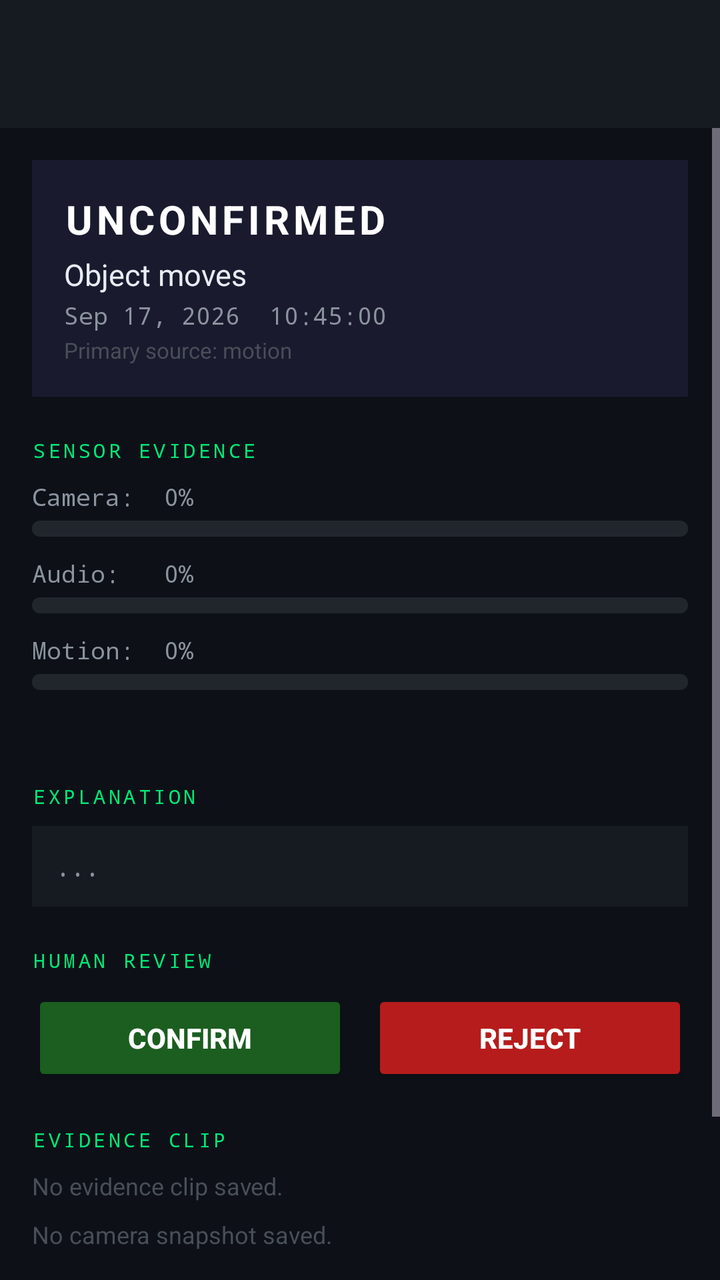
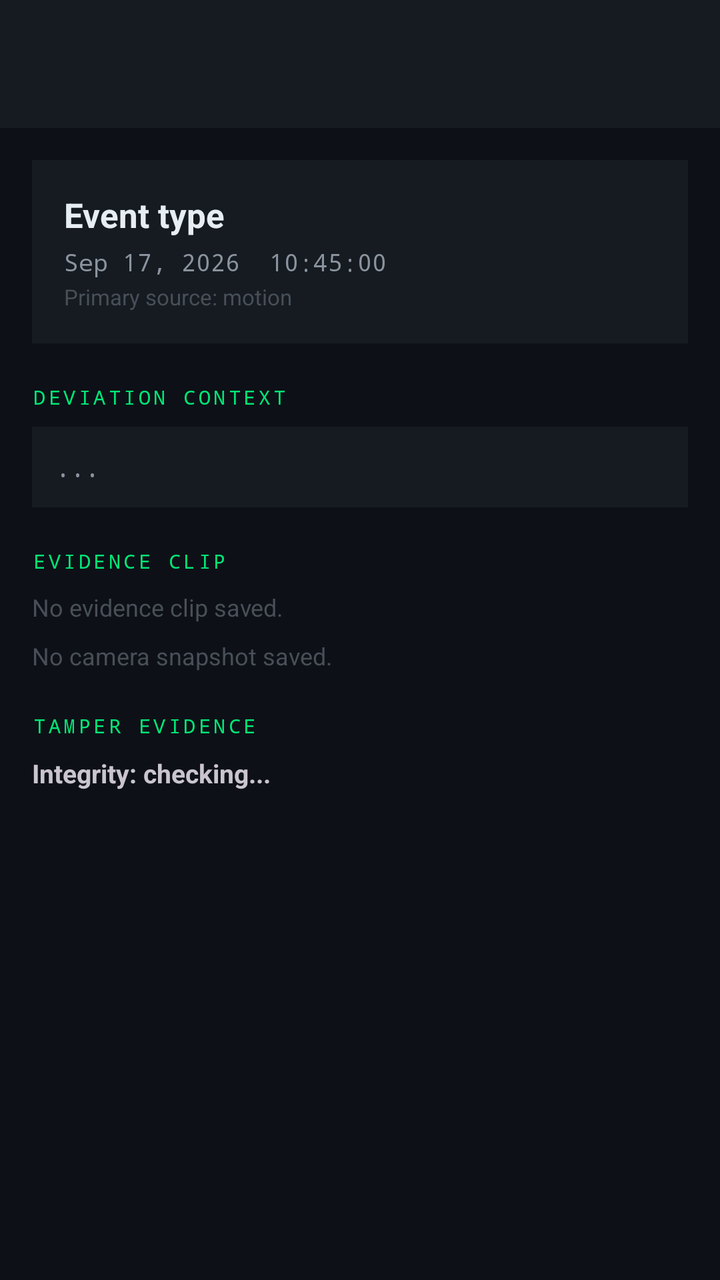

Two renders of the same Android screen: before a commit and after it. Below are the layout's source before the change and the commit's diff.
<!-- AndroidManifest.xml: application theme Theme.TRACE -->
<!-- res/layout/activity_event_detail.xml -->
<?xml version="1.0" encoding="utf-8"?>
<LinearLayout xmlns:android="http://schemas.android.com/apk/res/android"
    xmlns:app="http://schemas.android.com/apk/res-auto"
    android:layout_width="match_parent"
    android:layout_height="match_parent"
    android:orientation="vertical"
    android:background="?attr/colorSurface">

    
    <com.google.android.material.appbar.MaterialToolbar
        android:id="@+id/toolbar"
        android:layout_width="match_parent"
        android:layout_height="?attr/actionBarSize"
        android:background="?attr/colorSurfaceVariant"
        app:titleTextColor="?attr/colorPrimary"
        app:navigationIconTint="?attr/colorPrimary" />

    <ScrollView
        android:layout_width="match_parent"
        android:layout_height="0dp"
        android:layout_weight="1">

    <LinearLayout
        android:layout_width="match_parent"
        android:layout_height="wrap_content"
        android:orientation="vertical"
        android:padding="16dp">

        
        <LinearLayout
            android:id="@+id/statusCard"
            android:layout_width="match_parent"
            android:layout_height="wrap_content"
            android:orientation="vertical"
            android:padding="16dp"
            android:background="@color/trace_surface_elevated">

            <TextView
                android:id="@+id/tvStatus"
                android:layout_width="wrap_content"
                android:layout_height="wrap_content"
                android:textColor="#FFFFFF"
                android:textSize="20sp"
                android:textStyle="bold"
                android:letterSpacing="0.1"
                android:text="UNCONFIRMED" />

            <TextView
                android:id="@+id/tvEventType"
                android:layout_width="wrap_content"
                android:layout_height="wrap_content"
                android:textColor="?attr/colorOnSurface"
                android:textSize="15sp"
                android:layout_marginTop="4dp"
                android:text="Object moves" />

            <TextView
                android:id="@+id/tvTimestamp"
                android:layout_width="wrap_content"
                android:layout_height="wrap_content"
                android:textColor="?attr/colorOnSurfaceVariant"
                android:textSize="12sp"
                android:fontFamily="monospace"
                android:layout_marginTop="2dp"
                android:text="Sep 17, 2026  10:45:00" />

            <TextView
                android:id="@+id/tvSource"
                android:layout_width="wrap_content"
                android:layout_height="wrap_content"
                android:textColor="@color/trace_text_hint"
                android:textSize="11sp"
                android:layout_marginTop="2dp"
                android:text="Primary source: motion" />

        </LinearLayout>

        
        <TextView
            android:layout_width="match_parent"
            android:layout_height="wrap_content"
            android:text="SENSOR EVIDENCE"
            android:textColor="?attr/colorPrimary"
            android:textSize="10sp"
            android:letterSpacing="0.15"
            android:fontFamily="monospace"
            android:layout_marginTop="20dp"
            android:layout_marginBottom="8dp" />

        
        <LinearLayout android:layout_width="match_parent" android:layout_height="wrap_content" android:orientation="vertical" android:layout_marginBottom="10dp">
            <TextView android:id="@+id/tvCameraConf" android:layout_width="match_parent" android:layout_height="wrap_content" android:textColor="?attr/colorOnSurfaceVariant" android:textSize="12sp" android:fontFamily="monospace" android:text="Camera:  0%" />
            <ProgressBar android:id="@+id/progressCamera" style="@android:style/Widget.ProgressBar.Horizontal" android:layout_width="match_parent" android:layout_height="8dp" android:layout_marginTop="4dp" android:progressTint="@color/trace_sensor_camera" android:progressBackgroundTint="?attr/colorOutlineVariant" android:max="100" android:progress="0" />
        </LinearLayout>

        
        <LinearLayout android:layout_width="match_parent" android:layout_height="wrap_content" android:orientation="vertical" android:layout_marginBottom="10dp">
            <TextView android:id="@+id/tvAudioConf" android:layout_width="match_parent" android:layout_height="wrap_content" android:textColor="?attr/colorOnSurfaceVariant" android:textSize="12sp" android:fontFamily="monospace" android:text="Audio:   0%" />
            <ProgressBar android:id="@+id/progressAudio" style="@android:style/Widget.ProgressBar.Horizontal" android:layout_width="match_parent" android:layout_height="8dp" android:layout_marginTop="4dp" android:progressTint="@color/trace_sensor_audio" android:progressBackgroundTint="?attr/colorOutlineVariant" android:max="100" android:progress="0" />
        </LinearLayout>

        
        <LinearLayout android:layout_width="match_parent" android:layout_height="wrap_content" android:orientation="vertical" android:layout_marginBottom="10dp">
            <TextView android:id="@+id/tvMotionConf" android:layout_width="match_parent" android:layout_height="wrap_content" android:textColor="?attr/colorOnSurfaceVariant" android:textSize="12sp" android:fontFamily="monospace" android:text="Motion:  0%" />
            <ProgressBar android:id="@+id/progressMotion" style="@android:style/Widget.ProgressBar.Horizontal" android:layout_width="match_parent" android:layout_height="8dp" android:layout_marginTop="4dp" android:progressTint="@color/trace_sensor_motion" android:progressBackgroundTint="?attr/colorOutlineVariant" android:max="100" android:progress="0" />
        </LinearLayout>

        
        <TextView
            android:id="@+id/tvExtraSensors"
            android:layout_width="match_parent"
            android:layout_height="wrap_content"
            android:textColor="?attr/colorOnSurfaceVariant"
            android:textSize="12sp"
            android:fontFamily="monospace"
            android:layout_marginBottom="10dp"
            android:text="" />

        
        <TextView
            android:layout_width="match_parent"
            android:layout_height="wrap_content"
            android:text="EXPLANATION"
            android:textColor="?attr/colorPrimary"
            android:textSize="10sp"
            android:letterSpacing="0.15"
            android:fontFamily="monospace"
            android:layout_marginTop="10dp"
            android:layout_marginBottom="8dp" />

        <TextView
            android:id="@+id/tvExplanation"
            android:layout_width="match_parent"
            android:layout_height="wrap_content"
            android:padding="12dp"
            android:textColor="?attr/colorOnSurfaceVariant"
            android:textSize="12sp"
            android:lineSpacingExtra="4dp"
            android:fontFamily="monospace"
            android:background="?attr/colorSurfaceVariant"
            android:text="..." />

        
        <TextView
            android:layout_width="match_parent"
            android:layout_height="wrap_content"
            android:text="HUMAN REVIEW"
            android:textColor="?attr/colorPrimary"
            android:textSize="10sp"
            android:letterSpacing="0.15"
            android:fontFamily="monospace"
            android:layout_marginTop="20dp"
            android:layout_marginBottom="8dp" />

        <LinearLayout
            android:layout_width="match_parent"
            android:layout_height="wrap_content"
            android:orientation="horizontal"
            android:weightSum="2">

            <Button
                android:id="@+id/btnConfirm"
                android:layout_width="0dp"
                android:layout_height="wrap_content"
                android:layout_weight="1"
                android:layout_marginEnd="6dp"
                android:text="CONFIRM"
                android:textColor="#FFFFFF"
                android:textStyle="bold"
                android:backgroundTint="@color/trace_status_confirmed_surface" />

            <Button
                android:id="@+id/btnReject"
                android:layout_width="0dp"
                android:layout_height="wrap_content"
                android:layout_weight="1"
                android:layout_marginStart="6dp"
                android:text="REJECT"
                android:textColor="#FFFFFF"
                android:textStyle="bold"
                android:backgroundTint="@color/trace_status_rejected_surface" />

        </LinearLayout>

        
        <TextView
            android:layout_width="match_parent"
            android:layout_height="wrap_content"
            android:text="EVIDENCE CLIP"
            android:textColor="?attr/colorPrimary"
            android:textSize="10sp"
            android:letterSpacing="0.15"
            android:fontFamily="monospace"
            android:layout_marginTop="20dp"
            android:layout_marginBottom="8dp" />

        <TextView
            android:id="@+id/tvEvidenceStatus"
            android:layout_width="match_parent"
            android:layout_height="wrap_content"
            android:textColor="@color/trace_text_hint"
            android:textSize="12sp"
            android:text="No evidence clip saved." />

        <Button
            android:id="@+id/btnPlayEvidence"
            android:layout_width="match_parent"
            android:layout_height="wrap_content"
            android:layout_marginTop="8dp"
            android:text="PLAY EVIDENCE CLIP"
            android:textColor="?attr/colorOnPrimary"
            android:textStyle="bold"
            android:backgroundTint="?attr/colorPrimary"
            android:visibility="gone" />

        
        <TextView
            android:id="@+id/tvPhotoStatus"
            android:layout_width="match_parent"
            android:layout_height="wrap_content"
            android:layout_marginTop="8dp"
            android:textColor="@color/trace_text_hint"
            android:textSize="12sp"
            android:text="No camera snapshot saved." />

        <Button
            android:id="@+id/btnViewPhoto"
            android:layout_width="match_parent"
            android:layout_height="wrap_content"
            android:layout_marginTop="8dp"
            android:text="VIEW SNAPSHOT"
            android:textColor="?attr/colorOnPrimary"
            android:textStyle="bold"
            android:backgroundTint="?attr/colorPrimary"
            android:visibility="gone" />

        <ImageView
            android:id="@+id/ivSnapshot"
            android:layout_width="match_parent"
            android:layout_height="wrap_content"
            android:layout_marginTop="8dp"
            android:adjustViewBounds="true"
            android:contentDescription="Evidence snapshot captured at the moment of the event"
            android:visibility="gone" />

        
        <TextView
            android:layout_width="match_parent"
            android:layout_height="wrap_content"
            android:text="TAMPER EVIDENCE"
            android:textColor="?attr/colorPrimary"
            android:textSize="10sp"
            android:letterSpacing="0.15"
            android:fontFamily="monospace"
            android:layout_marginTop="20dp"
            android:layout_marginBottom="8dp" />

        <TextView
            android:id="@+id/tvHashStatus"
            android:layout_width="match_parent"
            android:layout_height="wrap_content"
            android:textSize="13sp"
            android:textStyle="bold"
            android:text="Integrity: checking..." />

        <TextView
            android:id="@+id/tvHashValue"
            android:layout_width="match_parent"
            android:layout_height="wrap_content"
            android:textColor="@color/trace_text_hint"
            android:textSize="11sp"
            android:fontFamily="monospace"
            android:layout_marginTop="4dp"
            android:layout_marginBottom="16dp"
            android:text="" />

    </LinearLayout>
    </ScrollView>
</LinearLayout>
<!-- resources referenced by this layout -->
<resources>
  <color name="trace_sensor_audio">#F85149</color>
  <color name="trace_sensor_camera">#58A6FF</color>
  <color name="trace_sensor_motion">#00E676</color>
  <color name="trace_status_confirmed_surface">#1B5E20</color>
  <color name="trace_status_rejected_surface">#B71C1C</color>
  <color name="trace_surface_elevated">#1A1A2E</color>
  <color name="trace_text_hint">#484F58</color>
  <color name="trace_primary">#00E676</color>
  <color name="trace_on_primary">#000000</color>
  <color name="trace_primary_container">#00401F</color>
  <color name="trace_on_primary_container">#6CFFA5</color>
  <color name="trace_secondary">#58A6FF</color>
  <color name="trace_on_secondary">#001B33</color>
  <color name="trace_secondary_container">#12314C</color>
  <color name="trace_on_secondary_container">#CFE4FF</color>
  <color name="trace_tertiary">#FFD600</color>
  <color name="trace_on_tertiary">#2A2100</color>
  <color name="trace_tertiary_container">#4A3D00</color>
  <color name="trace_on_tertiary_container">#FFE680</color>
  <color name="trace_error">#F85149</color>
  <color name="trace_on_error">#000000</color>
  <color name="trace_error_container">#7A1D19</color>
  <color name="trace_on_error_container">#FFDAD6</color>
  <color name="trace_surface">#0D1117</color>
  <color name="trace_on_surface">#E6EDF3</color>
  <color name="trace_surface_variant">#161B22</color>
  <color name="trace_on_surface_variant">#8B949E</color>
  <color name="trace_inverse_surface">#E6EDF3</color>
  <color name="trace_inverse_on_surface">#161B22</color>
  <color name="trace_inverse_primary">#00C853</color>
  <color name="trace_outline">#30363D</color>
  <color name="trace_outline_variant">#21262D</color>
  <!-- unchanged entries left out for length: 1 -->
</resources>

<!-- the commit's change to res/layout/activity_event_detail.xml (unified diff, before → after) -->
@@ -28,31 +28,21 @@
 
         
         <LinearLayout
-            android:id="@+id/statusCard"
+            android:id="@+id/eventHeader"
             android:layout_width="match_parent"
             android:layout_height="wrap_content"
             android:orientation="vertical"
             android:padding="16dp"
-            android:background="@color/trace_surface_elevated">
-
-            <TextView
-                android:id="@+id/tvStatus"
-                android:layout_width="wrap_content"
-                android:layout_height="wrap_content"
-                android:textColor="#FFFFFF"
-                android:textSize="20sp"
-                android:textStyle="bold"
-                android:letterSpacing="0.1"
-                android:text="UNCONFIRMED" />
+            android:background="?attr/colorSurfaceVariant">
 
             <TextView
                 android:id="@+id/tvEventType"
                 android:layout_width="wrap_content"
                 android:layout_height="wrap_content"
                 android:textColor="?attr/colorOnSurface"
-                android:textSize="15sp"
-                android:layout_marginTop="4dp"
-                android:text="Object moves" />
+                android:textSize="17sp"
+                android:textStyle="bold"
+                android:text="Event type" />
 
             <TextView
                 android:id="@+id/tvTimestamp"
@@ -61,7 +51,7 @@
                 android:textColor="?attr/colorOnSurfaceVariant"
                 android:textSize="12sp"
                 android:fontFamily="monospace"
-                android:layout_marginTop="2dp"
+                android:layout_marginTop="4dp"
                 android:text="Sep 17, 2026  10:45:00" />
 
             <TextView
@@ -79,53 +69,12 @@
         <TextView
             android:layout_width="match_parent"
             android:layout_height="wrap_content"
-            android:text="SENSOR EVIDENCE"
+            android:text="DEVIATION CONTEXT"
             android:textColor="?attr/colorPrimary"
             android:textSize="10sp"
             android:letterSpacing="0.15"
             android:fontFamily="monospace"
             android:layout_marginTop="20dp"
-            android:layout_marginBottom="8dp" />
-
-        
-        <LinearLayout android:layout_width="match_parent" android:layout_height="wrap_content" android:orientation="vertical" android:layout_marginBottom="10dp">
-            <TextView android:id="@+id/tvCameraConf" android:layout_width="match_parent" android:layout_height="wrap_content" android:textColor="?attr/colorOnSurfaceVariant" android:textSize="12sp" android:fontFamily="monospace" android:text="Camera:  0%" />
-            <ProgressBar android:id="@+id/progressCamera" style="@android:style/Widget.ProgressBar.Horizontal" android:layout_width="match_parent" android:layout_height="8dp" android:layout_marginTop="4dp" android:progressTint="@color/trace_sensor_camera" android:progressBackgroundTint="?attr/colorOutlineVariant" android:max="100" android:progress="0" />
-        </LinearLayout>
-
-        
-        <LinearLayout android:layout_width="match_parent" android:layout_height="wrap_content" android:orientation="vertical" android:layout_marginBottom="10dp">
-            <TextView android:id="@+id/tvAudioConf" android:layout_width="match_parent" android:layout_height="wrap_content" android:textColor="?attr/colorOnSurfaceVariant" android:textSize="12sp" android:fontFamily="monospace" android:text="Audio:   0%" />
-            <ProgressBar android:id="@+id/progressAudio" style="@android:style/Widget.ProgressBar.Horizontal" android:layout_width="match_parent" android:layout_height="8dp" android:layout_marginTop="4dp" android:progressTint="@color/trace_sensor_audio" android:progressBackgroundTint="?attr/colorOutlineVariant" android:max="100" android:progress="0" />
-        </LinearLayout>
-
-        
-        <LinearLayout android:layout_width="match_parent" android:layout_height="wrap_content" android:orientation="vertical" android:layout_marginBottom="10dp">
-            <TextView android:id="@+id/tvMotionConf" android:layout_width="match_parent" android:layout_height="wrap_content" android:textColor="?attr/colorOnSurfaceVariant" android:textSize="12sp" android:fontFamily="monospace" android:text="Motion:  0%" />
-            <ProgressBar android:id="@+id/progressMotion" style="@android:style/Widget.ProgressBar.Horizontal" android:layout_width="match_parent" android:layout_height="8dp" android:layout_marginTop="4dp" android:progressTint="@color/trace_sensor_motion" android:progressBackgroundTint="?attr/colorOutlineVariant" android:max="100" android:progress="0" />
-        </LinearLayout>
-
-        
-        <TextView
-            android:id="@+id/tvExtraSensors"
-            android:layout_width="match_parent"
-            android:layout_height="wrap_content"
-            android:textColor="?attr/colorOnSurfaceVariant"
-            android:textSize="12sp"
-            android:fontFamily="monospace"
-            android:layout_marginBottom="10dp"
-            android:text="" />
-
-        
-        <TextView
-            android:layout_width="match_parent"
-            android:layout_height="wrap_content"
-            android:text="EXPLANATION"
-            android:textColor="?attr/colorPrimary"
-            android:textSize="10sp"
-            android:letterSpacing="0.15"
-            android:fontFamily="monospace"
-            android:layout_marginTop="10dp"
             android:layout_marginBottom="8dp" />
 
         <TextView
@@ -139,48 +88,6 @@
             android:fontFamily="monospace"
             android:background="?attr/colorSurfaceVariant"
             android:text="..." />
-
-        
-        <TextView
-            android:layout_width="match_parent"
-            android:layout_height="wrap_content"
-            android:text="HUMAN REVIEW"
-            android:textColor="?attr/colorPrimary"
-            android:textSize="10sp"
-            android:letterSpacing="0.15"
-            android:fontFamily="monospace"
-            android:layout_marginTop="20dp"
-            android:layout_marginBottom="8dp" />
-
-        <LinearLayout
-            android:layout_width="match_parent"
-            android:layout_height="wrap_content"
-            android:orientation="horizontal"
-            android:weightSum="2">
-
-            <Button
-                android:id="@+id/btnConfirm"
-                android:layout_width="0dp"
-                android:layout_height="wrap_content"
-                android:layout_weight="1"
-                android:layout_marginEnd="6dp"
-                android:text="CONFIRM"
-                android:textColor="#FFFFFF"
-                android:textStyle="bold"
-                android:backgroundTint="@color/trace_status_confirmed_surface" />
-
-            <Button
-                android:id="@+id/btnReject"
-                android:layout_width="0dp"
-                android:layout_height="wrap_content"
-                android:layout_weight="1"
-                android:layout_marginStart="6dp"
-                android:text="REJECT"
-                android:textColor="#FFFFFF"
-                android:textStyle="bold"
-                android:backgroundTint="@color/trace_status_rejected_surface" />
-
-        </LinearLayout>
 
         
         <TextView
<!-- resource entries referenced after the edit -->
@@ -1,11 +1,5 @@
 <!-- resources referenced by this layout -->
 <resources>
-  <color name="trace_sensor_audio">#F85149</color>
-  <color name="trace_sensor_camera">#58A6FF</color>
-  <color name="trace_sensor_motion">#00E676</color>
-  <color name="trace_status_confirmed_surface">#1B5E20</color>
-  <color name="trace_status_rejected_surface">#B71C1C</color>
-  <color name="trace_surface_elevated">#1A1A2E</color>
   <color name="trace_text_hint">#484F58</color>
   <color name="trace_primary">#00E676</color>
   <color name="trace_on_primary">#000000</color>
